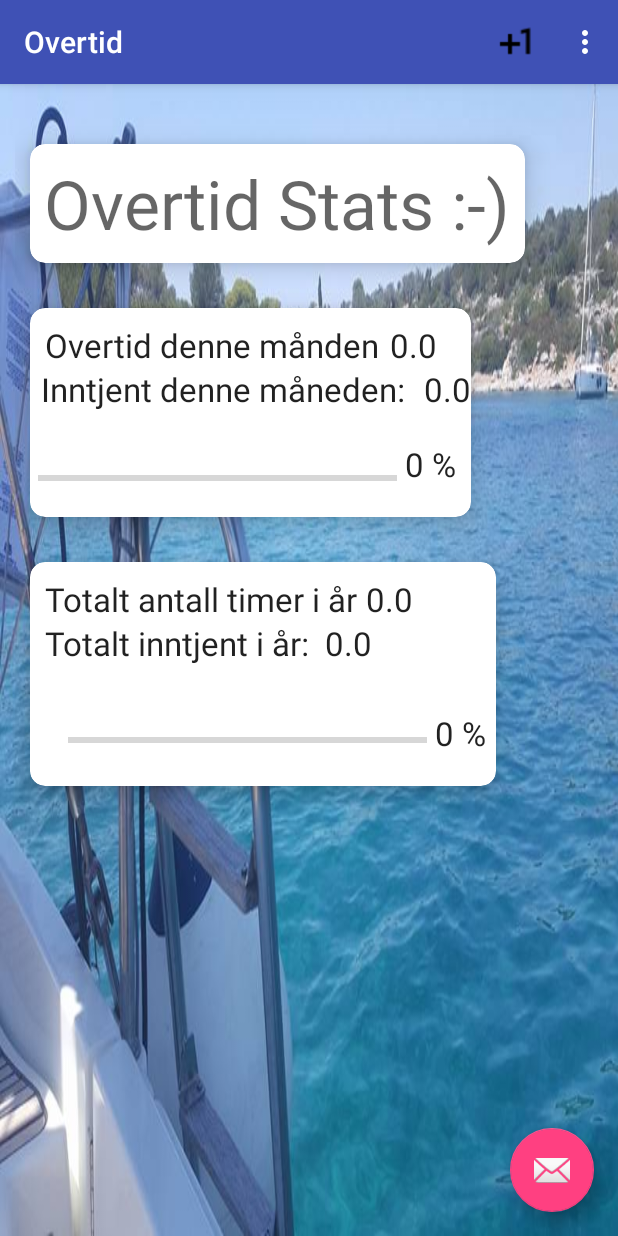
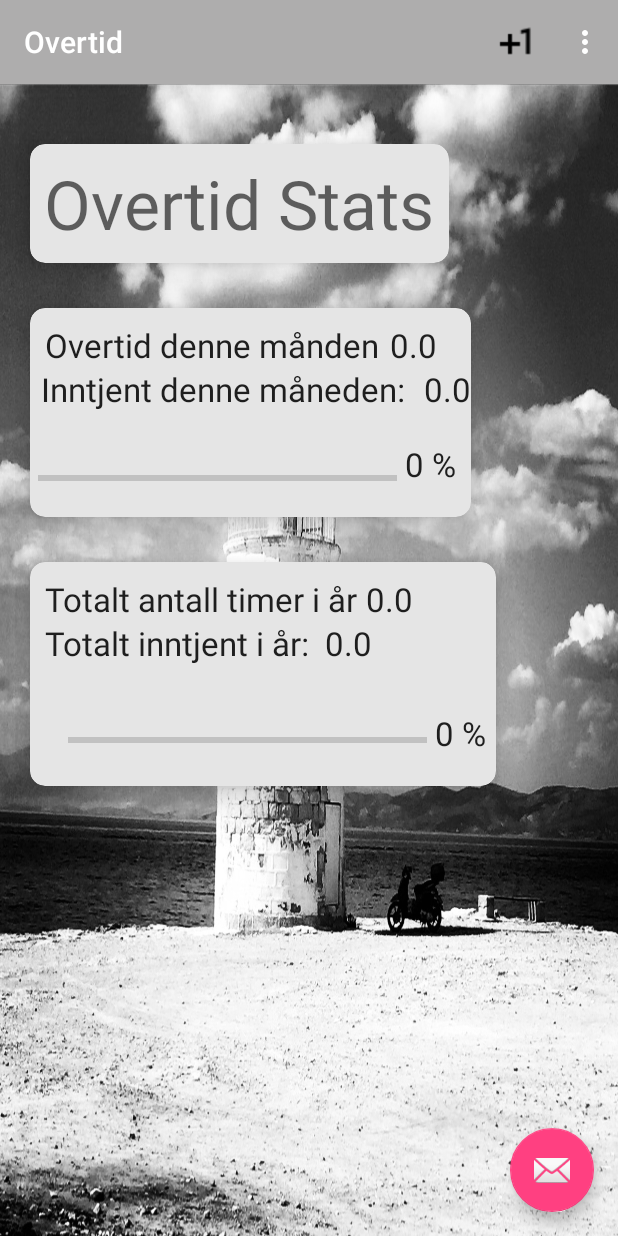
Before and after one commit to Morteen/OverTime, an Android app: the screen it shows after launch (MainActivity), on a phone screen of 412 x 824 dp. Run offline under Robolectric (Android 15) with nearby library versions, the phone set to English and light mode, and no system bars; 1 statement that could not run was skipped.

Commit message:
Lagde en nedtelling til avreise i fragmentThree + masse stil endringer over hele appen

```diff
--- a/OvertidApp/app/src/main/java/com/example/morten/overtidapp/FragmentOne.java
+++ b/OvertidApp/app/src/main/java/com/example/morten/overtidapp/FragmentOne.java
@@ -8,7 +8,6 @@ import android.view.View;
 import android.view.ViewGroup;
 import android.widget.ProgressBar;
 import android.widget.TextView;
-import android.widget.Toast;
 
 
 /**
@@ -47,7 +46,7 @@ static int progressStatus, progressStatusDenneMND;
             timerCurrMnd=Double.toString(Overtid.timerDenneMnd());
             progressStatus=Overtid.avstandTilTargetSum();
             progressStatusDenneMND=Overtid.avstandDenneMND();
-            Toast.makeText(getActivity(), "Progress status"+progressStatus, Toast.LENGTH_SHORT).show();
+
 
         }
     }
--- a/OvertidApp/app/src/main/java/com/example/morten/overtidapp/FragmentTwo.java
+++ b/OvertidApp/app/src/main/java/com/example/morten/overtidapp/FragmentTwo.java
@@ -31,7 +31,7 @@ public class FragmentTwo extends android.support.v4.app.Fragment implements Adap
     Spinner spinner;
     Dialog dialog;
     String[] spinnerItems = new String[]{
-            "Vis alle",
+            "Vis alle månder",
             "Januar",
             "Februar",
             "Mars",
@@ -90,7 +90,7 @@ public class FragmentTwo extends android.support.v4.app.Fragment implements Adap
                     }
                 });
                 // TODO Auto-generated method stub
-                Toast.makeText(getActivity(),"Hei fra LongClick! "+pos, Toast.LENGTH_SHORT).show();
+
 
                 Log.v("long clicked","pos: " + pos);
                 dialog.show();
@@ -101,10 +101,7 @@ public class FragmentTwo extends android.support.v4.app.Fragment implements Adap
         startListView.setAdapter(adapter);
 
         spinner = (Spinner) view.findViewById(R.id.spinner);
-       /* ArrayAdapter<CharSequence> adapter = ArrayAdapter.createFromResource(getActivity(),
-                R.array.mnd_array, android.R.layout.simple_spinner_item);
 
-        adapter.setDropDownViewResource(android.R.layout.simple_spinner_dropdown_item);*/
         ArrayAdapter<String> spinneradapter = new ArrayAdapter<String>(getActivity(),R.layout.spinner_textview_align,spinnerItems );
         // Apply the adapter to the spinner
         spinneradapter.setDropDownViewResource(R.layout.spinner_textview_align);
@@ -119,27 +116,7 @@ public class FragmentTwo extends android.support.v4.app.Fragment implements Adap
     public void onItemClick(AdapterView<?> parent, View view, int position, long id) {
 
 
-/*
-        int minId = MainActivity.overtid.get(position).getId();
-        if (position > -1) {
-            db.deleteTid(minId);
 
-            MainActivity.overtid.remove(position);
-            adapter.notifyDataSetChanged();
-
-            //Oppdaterer fragOne tekstene
-            FragmentOne.antTimer.setText(Overtid.visTotatl());
-            FragmentOne.visTotalsum.setText(Double.toString(Overtid.visTotatlIntjent()));
-            FragmentOne.timerDenneMnd.setText(Double.toString(Overtid.timerDenneMnd()));
-            FragmentOne.progressStatus = Overtid.avstandTilTargetSum();
-            FragmentOne.progressBar.setProgress(FragmentOne.progressStatus);
-            FragmentOne.timerCurrMnd = Double.toString(Overtid.timerDenneMnd());
-            FragmentOne.sumDenneMnd.setText(FragmentOne.sumCurrMnd);
-            FragmentOne.progressStatusDenneMND = Overtid.avstandDenneMND();
-            FragmentOne.progressDenneMND.setProgress(FragmentOne.progressStatusDenneMND);
-
-
-        }*/
 
 
     }
@@ -151,7 +128,7 @@ public class FragmentTwo extends android.support.v4.app.Fragment implements Adap
 
     @Override
     public void onItemSelected(AdapterView<?> parent, View view, int position, long id) {
-        Toast.makeText(getActivity(), "Spinner position !:"+position , Toast.LENGTH_SHORT).show();
+
         ArrayList<Overtid> temp = Overtid.velgMnd(position);
         if (temp.size() > 0) {
             adapter = new OvertidsAdapter(getContext(), temp);
@@ -176,18 +153,7 @@ public class FragmentTwo extends android.support.v4.app.Fragment implements Adap
             MainActivity.overtid.remove(position);
             adapter.notifyDataSetChanged();
             FragmentOne.oppdaterFragOne();
-            //Oppdaterer fragOne tekstene
-           /* FragmentOne.antTimer.setText(Overtid.visTotatl());
-            FragmentOne.visTotalsum.setText(Double.toString(Overtid.visTotatlIntjent()));
-            FragmentOne.timerDenneMnd.setText(Double.toString(Overtid.timerDenneMnd()));
-            FragmentOne.progressStatus = Overtid.avstandTilTargetSum();
-            FragmentOne.progressBar.setProgress(FragmentOne.progressStatus);
-            FragmentOne. prosentAar.setText(FragmentOne.progressStatus+" %");
-            FragmentOne.timerCurrMnd = Double.toString(Overtid.timerDenneMnd());
-            FragmentOne.sumDenneMnd.setText(FragmentOne.sumCurrMnd);
-            FragmentOne.progressStatusDenneMND = Overtid.avstandDenneMND();
-            FragmentOne. prosentMND.setText(FragmentOne.progressStatusDenneMND+" %");
-            FragmentOne.progressDenneMND.setProgress(FragmentOne.progressStatusDenneMND);*/
+
 
     }
 
--- a/OvertidApp/app/src/main/java/com/example/morten/overtidapp/MainActivity.java
+++ b/OvertidApp/app/src/main/java/com/example/morten/overtidapp/MainActivity.java
@@ -114,19 +114,7 @@ public class MainActivity extends AppCompatActivity {
                         overtid.add(tid);
                         dbhandler.addTid(tid);
                         FragmentOne.oppdaterFragOne();
-                        //Oppdatere teksten i framentOne direkte med static textview :-)
-                       /* FragmentOne.antTimer.setText(Overtid.visTotatl());
-                        FragmentOne.visTotalsum.setText(Double.toString(Overtid.visTotatlIntjent()));
-                        FragmentOne.timerDenneMnd.setText(Double.toString(Overtid.timerDenneMnd()));
-                        FragmentOne.progressStatus = Overtid.avstandTilTargetSum();
-                        FragmentOne.progressBar.setProgress(FragmentOne.progressStatus);
-                        FragmentOne. prosentAar.setText(FragmentOne.progressStatus+" %");
-                        FragmentOne. timerCurrMnd=Double.toString(Overtid.timerDenneMnd());
-                        FragmentOne.  sumDenneMnd.setText(FragmentOne.sumCurrMnd);
-                        FragmentOne.progressStatusDenneMND=Overtid.avstandDenneMND();
-                        FragmentOne. prosentMND.setText(FragmentOne.progressStatusDenneMND+" %");
-                        FragmentOne.  progressDenneMND.setProgress(FragmentOne.progressStatusDenneMND);
-                        */
+
 
 
                         dialog.dismiss();
--- a/OvertidApp/app/src/main/res/layout/activity_main.xml
+++ b/OvertidApp/app/src/main/res/layout/activity_main.xml
@@ -15,8 +15,9 @@
             android:id="@+id/toolbar"
             android:layout_width="match_parent"
             android:layout_height="?attr/actionBarSize"
-            android:background="?attr/colorPrimary"
+           android:background="@color/darker_grey"
             app:popupTheme="@style/AppTheme.PopupOverlay" />
+        <!-- android:background="?attr/colorPrimary"-->
 
     </android.support.design.widget.AppBarLayout>
 
--- a/OvertidApp/app/src/main/res/layout/fragment_fragment_one2.xml
+++ b/OvertidApp/app/src/main/res/layout/fragment_fragment_one2.xml
@@ -4,7 +4,6 @@
     android:id="@+id/one"
     android:layout_width="wrap_content"
     android:layout_height="match_parent"
-    android:background="@drawable/hellas"
     android:orientation="vertical"
     android:padding="10dp"
     tools:context="com.example.morten.overtidapp.FragmentOne"
@@ -25,7 +24,7 @@
         android:padding="15dp"
         android:paddingRight="20dp"
         app:cardCornerRadius="10dp"
-        android:background="@color/alice_blue">
+        app:cardBackgroundColor="@color/min_grey">
 
 
     <TextView
@@ -54,7 +53,7 @@
         android:padding="15dp"
         android:paddingRight="20dp"
         app:cardCornerRadius="10dp"
-        android:background="@color/alice_blue">
+        app:cardBackgroundColor="@color/min_grey">
 
 
         <!--LinearLayout for å legge de andre vertikalt-->
@@ -161,7 +160,7 @@
         android:padding="15dp"
         android:paddingRight="20dp"
         app:cardCornerRadius="10dp"
-
+        app:cardBackgroundColor="@color/min_grey"
         app:cardElevation="10dp">
 
 
--- a/OvertidApp/app/src/main/res/layout/fragment_fragment_two2.xml
+++ b/OvertidApp/app/src/main/res/layout/fragment_fragment_two2.xml
@@ -3,7 +3,7 @@
     android:layout_width="match_parent"
     android:layout_height="match_parent"
     tools:context="com.example.morten.overtidapp.FragmentTwo"
-    android:background="@color/colorPrimaryDark"
+
     android:id="@+id/two">
 
     <LinearLayout
@@ -18,6 +18,7 @@
             android:layout_width="wrap_content"
             android:layout_height="wrap_content"
             android:layout_marginLeft="10dp"
+            android:layout_marginTop="10dp"
             android:layout_centerHorizontal="true"
             android:layout_centerVertical="true"
 
--- a/OvertidApp/app/src/main/res/layout/spinner_textview_align.xml
+++ b/OvertidApp/app/src/main/res/layout/spinner_textview_align.xml
@@ -10,14 +10,13 @@
     android:padding="15dp"
     android:layout_centerHorizontal="true"
     android:layout_centerVertical="true"
-    android:textColor="#838986"
     android:textAppearance="@style/TextAppearance.AppCompat.Large"
-
     android:textAlignment="gravity"
     android:gravity="center"
-
+    android:background="@color/min_grey"
 
 
     />
     <!-- android:textSize="16sp"
+     android:textColor="#838986"
         android:gravity="center"-->
--- a/OvertidApp/app/src/main/res/values/colors.xml
+++ b/OvertidApp/app/src/main/res/values/colors.xml
@@ -18,6 +18,8 @@
         <item name="darkred" type="color">#FFCC0000</item>
         <item  name="black_text" type="color">#000000  </item>
          <item name="alice_blue" type="color">#f0f8ff </item>
+         <item name="min_grey" type="color">#e5e5e5</item>
+    <item name="darker_grey" type="color">#aeadad</item>
 
         <integer-array name="androidcolors">
             <item>@color/blue</item>
--- a/OvertidApp/app/src/main/res/values/strings.xml
+++ b/OvertidApp/app/src/main/res/values/strings.xml
@@ -2,12 +2,14 @@
     <string name="app_name">Overtid</string>
     <string name="action_settings">Settings</string>
 
-    <!-- TODO: Remove or change this placeholder text -->
-    <string name="hello_blank_fragment">Hello blank fragment</string>
+
+
     <string name="fragEntest">Her kommer oversikt over totalt antall og denne måneden</string>
-    <string name="HeaderFragEn">Overtid Stats :-)</string>
+    <string name="HeaderFragEn">Overtid Stats  </string>
     <string name="avbryt">Avbryt</string>
     <string name="ok">Slett</string>
+    <string name="dager">Det er </string>
+    <string name="reiser"> dager til Hellas </string>
 
 
 
```
Also changed, not shown: OvertidApp/app/src/main/java/com/example/morten/overtidapp/FragmentThree.java (+17 -13 lines), OvertidApp/app/src/main/res/layout/fragment_fragment_three.xml (+21 -22 lines), OvertidApp/app/src/main/res/layout/overtid_liste.xml (+7 -3 lines).
